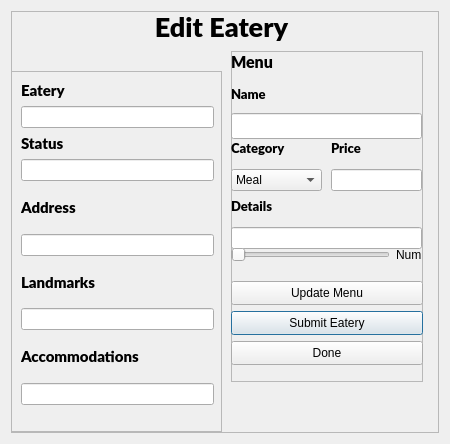
Above: editeatery.ui from KANKAN25/Tipid-Timpla-Tracker before the change. Below: the same form after it.
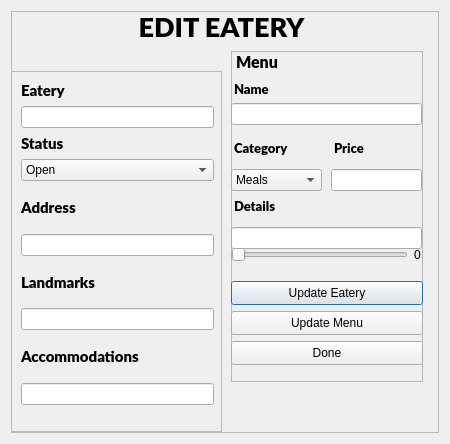
That is the form after the change.

Commit message: added edit eatery functionality, slight changes to ui

The edit to the form file:
```diff
--- a/editeatery.ui
+++ b/editeatery.ui
@@ -39,7 +39,7 @@
        </font>
       </property>
       <property name="text">
-       <string>Edit Eatery</string>
+       <string>EDIT EATERY</string>
       </property>
       <property name="alignment">
        <set>Qt::AlignCenter</set>
@@ -107,11 +107,22 @@
             </property>
            </widget>
           </item>
-          <item>
-           <widget class="QLineEdit" name="lineEdit_6"/>
-          </item>
          </layout>
         </item>
+        <item>
+         <widget class="QComboBox" name="comboBox_Status">
+          <item>
+           <property name="text">
+            <string>Open</string>
+           </property>
+          </item>
+          <item>
+           <property name="text">
+            <string>Close</string>
+           </property>
+          </item>
+         </widget>
+        </item>
         <item>
          <layout class="QVBoxLayout" name="verticalLayout_8">
           <item>
@@ -199,7 +210,7 @@
       <widget class="QLabel" name="Filters_11">
        <property name="geometry">
         <rect>
-         <x>0</x>
+         <x>5</x>
          <y>0</y>
          <width>121</width>
          <height>22</height>
@@ -220,13 +231,13 @@
        <property name="geometry">
         <rect>
          <x>0</x>
-         <y>260</y>
+         <y>230</y>
          <width>192</width>
          <height>24</height>
         </rect>
        </property>
        <property name="text">
-        <string>Submit Eatery</string>
+        <string>Update Eatery</string>
        </property>
       </widget>
       <widget class="QWidget" name="layoutWidget_2">
@@ -249,7 +260,7 @@
            </font>
           </property>
           <property name="text">
-           <string>Details</string>
+           <string> Details</string>
           </property>
          </widget>
         </item>
@@ -264,7 +275,7 @@
          <x>0</x>
          <y>30</y>
          <width>191</width>
-         <height>58</height>
+         <height>85</height>
         </rect>
        </property>
        <layout class="QVBoxLayout" name="verticalLayout_5">
@@ -278,7 +289,7 @@
            </font>
           </property>
           <property name="text">
-           <string>Name</string>
+           <string> Name</string>
           </property>
          </widget>
         </item>
@@ -292,6 +303,19 @@
           </property>
          </widget>
         </item>
+        <item>
+         <spacer name="verticalSpacer">
+          <property name="orientation">
+           <enum>Qt::Vertical</enum>
+          </property>
+          <property name="sizeHint" stdset="0">
+           <size>
+            <width>20</width>
+            <height>40</height>
+           </size>
+          </property>
+         </spacer>
+        </item>
        </layout>
       </widget>
       <widget class="QWidget" name="layoutWidget_4">
@@ -314,7 +338,7 @@
            </font>
           </property>
           <property name="text">
-           <string>Price</string>
+           <string> Price</string>
           </property>
          </widget>
         </item>
@@ -343,7 +367,7 @@
            </font>
           </property>
           <property name="text">
-           <string>Category</string>
+           <string> Category</string>
           </property>
          </widget>
         </item>
@@ -351,7 +375,7 @@
          <widget class="QComboBox" name="comboBox_2">
           <item>
            <property name="text">
-            <string>Meal</string>
+            <string>Meals</string>
            </property>
           </item>
           <item>
@@ -367,7 +391,7 @@
        <property name="geometry">
         <rect>
          <x>0</x>
-         <y>230</y>
+         <y>260</y>
          <width>192</width>
          <height>24</height>
         </rect>
@@ -396,10 +420,26 @@
         <item>
          <widget class="QLabel" name="label">
           <property name="text">
-           <string>Num</string>
+           <string>0</string>
           </property>
          </widget>
         </item>
+        <item>
+         <spacer name="horizontalSpacer">
+          <property name="orientation">
+           <enum>Qt::Horizontal</enum>
+          </property>
+          <property name="sizeType">
+           <enum>QSizePolicy::Fixed</enum>
+          </property>
+          <property name="sizeHint" stdset="0">
+           <size>
+            <width>1</width>
+            <height>1</height>
+           </size>
+          </property>
+         </spacer>
+        </item>
        </layout>
       </widget>
       <widget class="QPushButton" name="pushButton">
```
Left out of the diff: 28 changed lines with no effect on the pictures. The commit also changes 8 other files.
